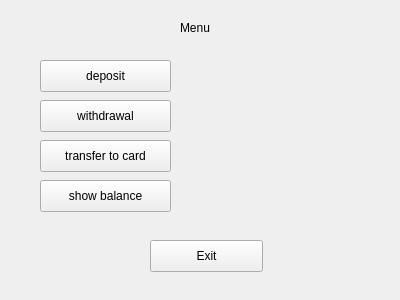
Above: ATM/menuform.ui from yarchiT/ATM_banking before the change. Below: the same form after it.
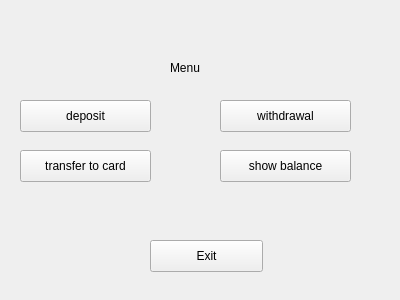
That is the form after the change.

```diff
--- a/ATM/menuform.ui
+++ b/ATM/menuform.ui
@@ -16,8 +16,8 @@
   <widget class="QLabel" name="label">
    <property name="geometry">
     <rect>
-     <x>180</x>
-     <y>20</y>
+     <x>170</x>
+     <y>60</y>
      <width>60</width>
      <height>16</height>
     </rect>
@@ -29,8 +29,8 @@
   <widget class="QPushButton" name="deposit">
    <property name="geometry">
     <rect>
-     <x>40</x>
-     <y>60</y>
+     <x>20</x>
+     <y>100</y>
      <width>131</width>
      <height>32</height>
     </rect>
@@ -42,7 +42,7 @@
   <widget class="QPushButton" name="withdrawal">
    <property name="geometry">
     <rect>
-     <x>40</x>
+     <x>220</x>
      <y>100</y>
      <width>131</width>
      <height>32</height>
@@ -55,8 +55,8 @@
   <widget class="QPushButton" name="transferToCard">
    <property name="geometry">
     <rect>
-     <x>40</x>
-     <y>140</y>
+     <x>20</x>
+     <y>150</y>
      <width>131</width>
      <height>32</height>
     </rect>
@@ -65,19 +65,6 @@
     <string>transfer to card</string>
    </property>
   </widget>
-  <widget class="QPushButton" name="showBalance">
-   <property name="geometry">
-    <rect>
-     <x>40</x>
-     <y>180</y>
-     <width>131</width>
-     <height>32</height>
-    </rect>
-   </property>
-   <property name="text">
-    <string>show balance</string>
-   </property>
-  </widget>
   <widget class="QPushButton" name="exit">
    <property name="geometry">
     <rect>
@@ -91,6 +78,40 @@
     <string>Exit</string>
    </property>
   </widget>
+  <widget class="QLabel" name="cardLabel">
+   <property name="geometry">
+    <rect>
+     <x>110</x>
+     <y>20</y>
+     <width>171</width>
+     <height>20</height>
+    </rect>
+   </property>
+   <property name="font">
+    <font>
+     <pointsize>12</pointsize>
+    </font>
+   </property>
+   <property name="text">
+    <string/>
+   </property>
+  </widget>
+  <widget class="QPushButton" name="showBalance">
+   <property name="geometry">
+    <rect>
+     <x>220</x>
+     <y>150</y>
+     <width>131</width>
+     <height>32</height>
+    </rect>
+   </property>
+   <property name="cursor">
+    <cursorShape>PointingHandCursor</cursorShape>
+   </property>
+   <property name="text">
+    <string>show balance</string>
+   </property>
+  </widget>
  </widget>
  <resources/>
  <connections/>
```
Left out of the diff: 12 changed lines with no effect on the pictures.
